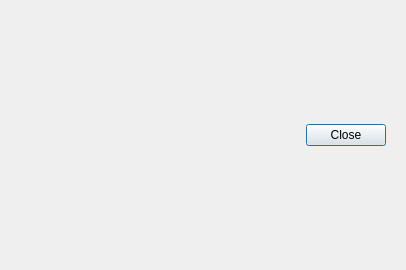
Old version of the form products/RAT-STATS/rstats_ui/src/UIRStatsSettingsManager.ui in the repository cbtek/RStats2017.
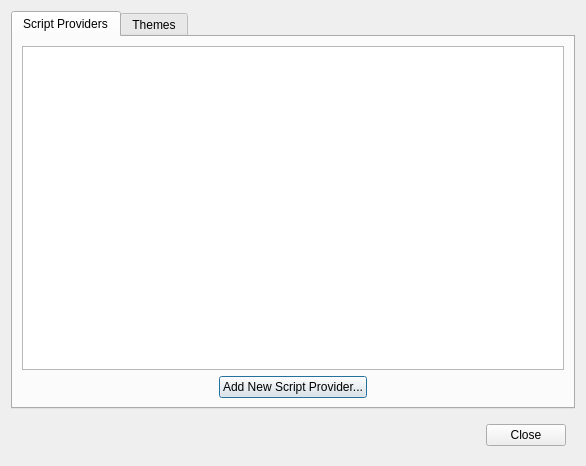
New version of the form.

The edit to the form file:
```diff
--- a/products/RAT-STATS/rstats_ui/src/UIRStatsSettingsManager.ui
+++ b/products/RAT-STATS/rstats_ui/src/UIRStatsSettingsManager.ui
@@ -6,8 +6,8 @@
    <rect>
     <x>0</x>
     <y>0</y>
-    <width>406</width>
-    <height>270</height>
+    <width>586</width>
+    <height>466</height>
    </rect>
   </property>
   <property name="windowTitle">
@@ -15,7 +15,63 @@
   </property>
   <layout class="QVBoxLayout" name="verticalLayout_3">
    <item>
-    <layout class="QGridLayout" name="m_lytMain"/>
+    <widget class="QTabWidget" name="m_twSettings">
+     <property name="currentIndex">
+      <number>0</number>
+     </property>
+     <widget class="QWidget" name="m_tbScriptProviders">
+      <attribute name="title">
+       <string>Script Providers</string>
+      </attribute>
+      <layout class="QVBoxLayout" name="verticalLayout">
+       <item>
+        <widget class="QTableWidget" name="m_tblScriptProviders"/>
+       </item>
+       <item>
+        <layout class="QHBoxLayout" name="horizontalLayout_2">
+         <item>
+          <spacer name="horizontalSpacer_2">
+           <property name="orientation">
+            <enum>Qt::Horizontal</enum>
+           </property>
+           <property name="sizeHint" stdset="0">
+            <size>
+             <width>40</width>
+             <height>20</height>
+            </size>
+           </property>
+          </spacer>
+         </item>
+         <item>
+          <widget class="QPushButton" name="m_btnNewScriptProvider">
+           <property name="text">
+            <string>Add New Script Provider...</string>
+           </property>
+          </widget>
+         </item>
+         <item>
+          <spacer name="horizontalSpacer_3">
+           <property name="orientation">
+            <enum>Qt::Horizontal</enum>
+           </property>
+           <property name="sizeHint" stdset="0">
+            <size>
+             <width>40</width>
+             <height>20</height>
+            </size>
+           </property>
+          </spacer>
+         </item>
+        </layout>
+       </item>
+      </layout>
+     </widget>
+     <widget class="QWidget" name="m_tbThemes">
+      <attribute name="title">
+       <string>Themes</string>
+      </attribute>
+     </widget>
+    </widget>
    </item>
    <item>
     <widget class="QFrame" name="horizontalFrame">
```
